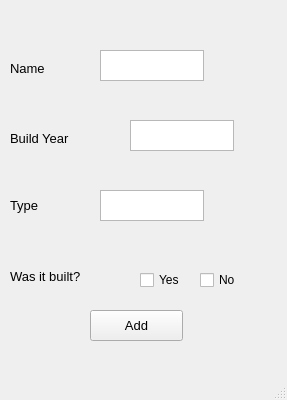
Qt form Verk1_2/addcomputerwindow.ui (steinarb08/Verkefni1_2) before a commit.
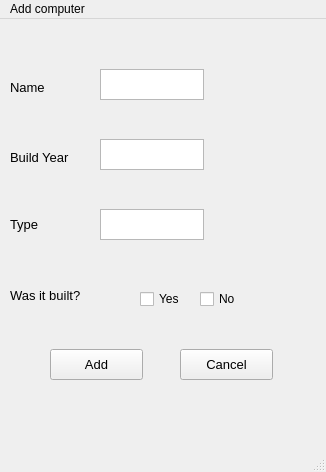
The same form after that commit.

The edit to the form file:
```diff
--- a/Verk1_2/addcomputerwindow.ui
+++ b/Verk1_2/addcomputerwindow.ui
@@ -6,8 +6,8 @@
    <rect>
     <x>0</x>
     <y>0</y>
-    <width>287</width>
-    <height>400</height>
+    <width>326</width>
+    <height>472</height>
    </rect>
   </property>
   <property name="windowTitle">
@@ -27,7 +27,7 @@
    <widget class="QTextEdit" name="textNewBuildYear">
     <property name="geometry">
      <rect>
-      <x>130</x>
+      <x>100</x>
       <y>120</y>
       <width>104</width>
       <height>31</height>
@@ -145,8 +145,8 @@
    <widget class="QPushButton" name="btnAddC">
     <property name="geometry">
      <rect>
-      <x>90</x>
-      <y>310</y>
+      <x>50</x>
+      <y>330</y>
       <width>93</width>
       <height>31</height>
      </rect>
@@ -160,16 +160,58 @@
      <string>Add</string>
     </property>
    </widget>
+   <widget class="QPushButton" name="btnCancelC_2">
+    <property name="geometry">
+     <rect>
+      <x>180</x>
+      <y>330</y>
+      <width>93</width>
+      <height>31</height>
+     </rect>
+    </property>
+    <property name="font">
+     <font>
+      <pointsize>10</pointsize>
+     </font>
+    </property>
+    <property name="text">
+     <string>Cancel</string>
+    </property>
+   </widget>
+   <widget class="QLabel" name="errorLabelC">
+    <property name="geometry">
+     <rect>
+      <x>20</x>
+      <y>390</y>
+      <width>251</width>
+      <height>31</height>
+     </rect>
+    </property>
+    <property name="font">
+     <font>
+      <pointsize>10</pointsize>
+     </font>
+    </property>
+    <property name="text">
+     <string/>
+    </property>
+   </widget>
   </widget>
   <widget class="QMenuBar" name="menubar">
    <property name="geometry">
     <rect>
      <x>0</x>
      <y>0</y>
-     <width>287</width>
-     <height>31</height>
+     <width>326</width>
+     <height>26</height>
     </rect>
    </property>
+   <widget class="QMenu" name="menuAdd_computer">
+    <property name="title">
+     <string>Add computer</string>
+    </property>
+   </widget>
+   <addaction name="menuAdd_computer"/>
   </widget>
   <widget class="QStatusBar" name="statusbar"/>
  </widget>
```
